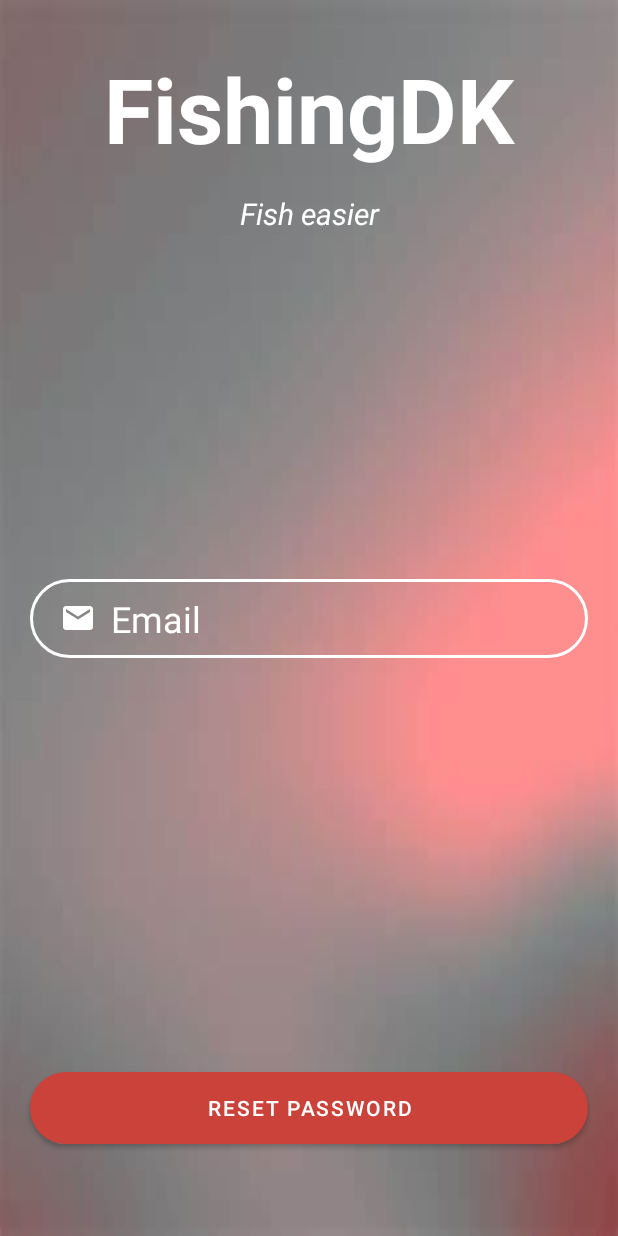
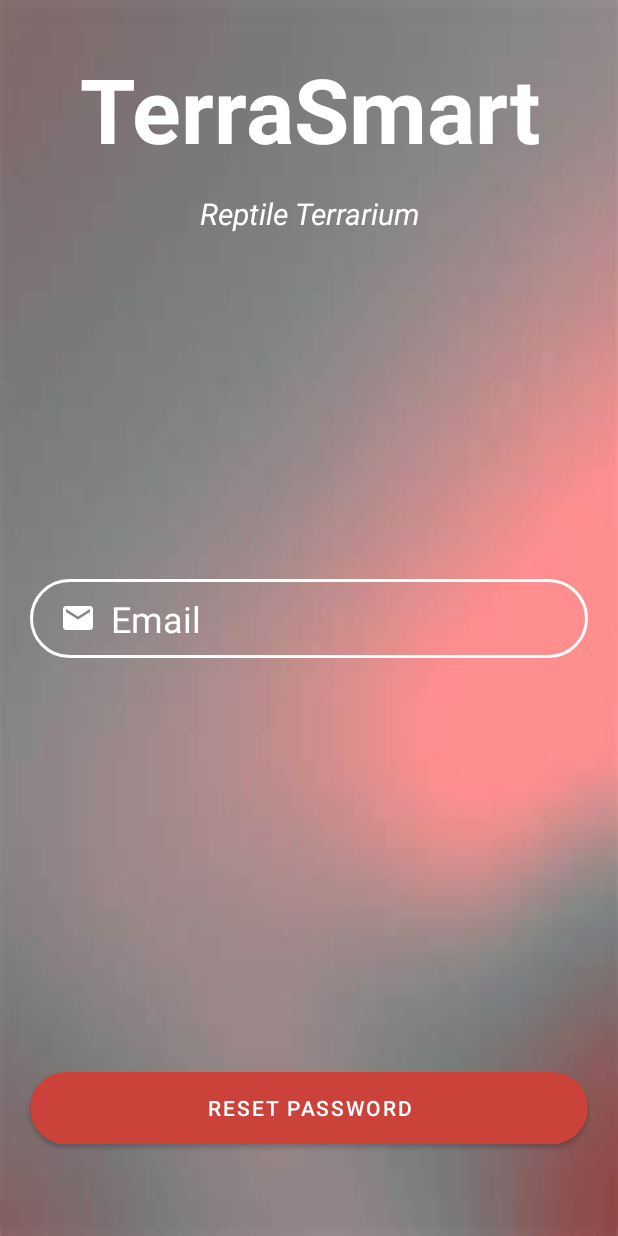
Before and after one commit to alinusiacoban/SEP4-InteractiveMedia, an Android app: the ForgotPassword screen opened directly, with no data from a screen before it, on a phone screen of 412 x 824 dp. Run offline under Robolectric (Android 15) with nearby library versions, the phone set to English and light mode, and no system bars; our stand-ins replace Firebase (no records; nobody signed in at launch, a user with empty details on screens opened directly).

Commit message:
Fixed Firebase Authentication and real time DB. :)

```diff
--- a/app/build.gradle
+++ b/app/build.gradle
@@ -7,7 +7,7 @@ android {
     compileSdk 31
 
     defaultConfig {
-        applicationId "com.aliniacoban.fishingindenmark"
+        applicationId "com.interactivemedia.terrasmart"
         minSdk 24
         targetSdk 31
         versionCode 1
@@ -29,7 +29,7 @@ android {
 }
 
 dependencies {
-    implementation platform('com.google.firebase:firebase-bom:28.4.2')
+    implementation platform('com.google.firebase:firebase-bom:29.0.0')
     implementation 'androidx.appcompat:appcompat:1.3.1'
     implementation 'com.google.android.material:material:1.4.0'
     implementation 'androidx.constraintlayout:constraintlayout:2.1.1'
--- a/app/src/main/java/com/aliniacoban/fishingindenmark/RegisterActivity.java
+++ b/app/src/main/java/com/aliniacoban/fishingindenmark/RegisterActivity.java
@@ -119,7 +119,7 @@ public class RegisterActivity extends AppCompatActivity implements View.OnClickL
                     if (task.isSuccessful()) {
                         progressBar.setVisibility(View.VISIBLE);
                         User user = new User(username, password);
-                        FirebaseDatabase.getInstance("https://fishingindk-default-rtdb.europe-west1.firebasedatabase.app/").getReference("User")
+                        FirebaseDatabase.getInstance("https://terrasmart-5f4d8-default-rtdb.firebaseio.com/").getReference("User")
                                 .child(FirebaseAuth.getInstance().getCurrentUser().getUid()).setValue(user)
                                 .addOnCompleteListener(task1 -> {
 
--- a/app/src/main/res/values/strings.xml
+++ b/app/src/main/res/values/strings.xml
@@ -1,12 +1,12 @@
 <resources>
-    <string name="app_name">FishingInDenmark</string>
+    <string name="app_name">TerraSmart</string>
     <string name="register">Register</string>
     <string name="log_in">Log in</string>
     <string name="username">Username</string>
     <string name="password">Password</string>
     <string name="forgotPassword">Reset password</string>
-    <string name="fishingDKBanner">FishingDK</string>
-    <string name="fishingDKSubbanner">Fish easier</string>
+    <string name="fishingDKBanner">TerraSmart</string>
+    <string name="fishingDKSubbanner">Reptile Terrarium</string>
     <string name="already_have_an_account">Already have an account?</string>
     <string name="email">Email</string>
     <string name="confirm_password">Confirm Password</string>
```
Also changed, not shown: 1 other file.
